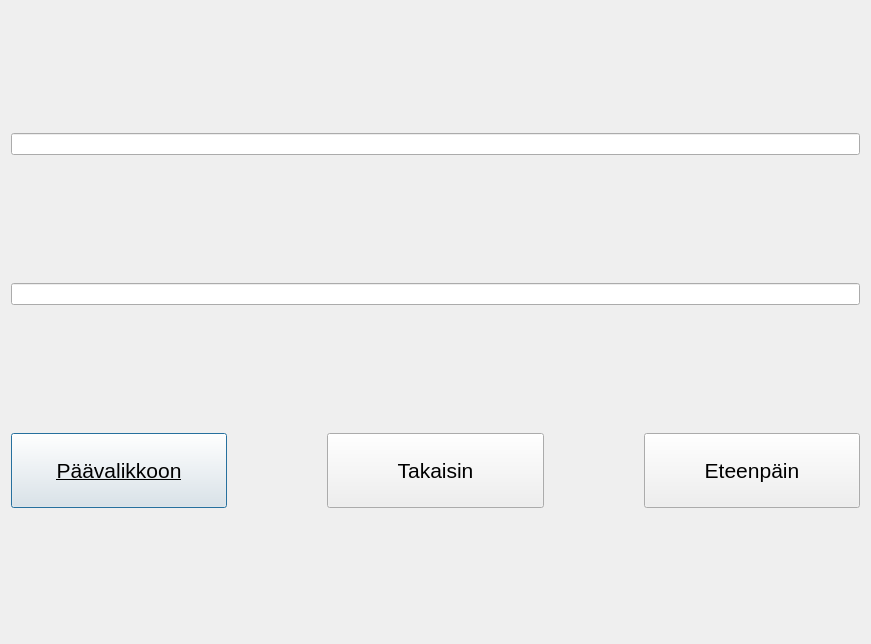
steltii-oamk/banksimul2022-group8, file bankautomat/tilitapahtumat.ui: the form before one commit.
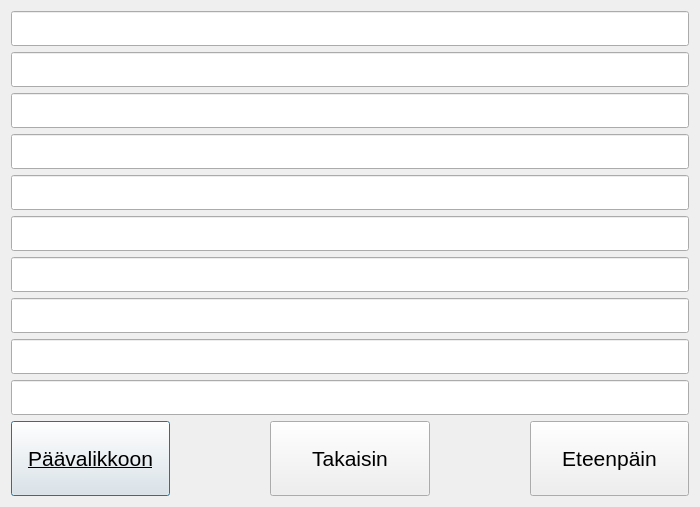
The form after the commit.

Patch:
```diff
--- a/bankautomat/tilitapahtumat.ui
+++ b/bankautomat/tilitapahtumat.ui
@@ -6,23 +6,147 @@
    <rect>
     <x>0</x>
     <y>0</y>
-    <width>871</width>
-    <height>644</height>
+    <width>700</width>
+    <height>500</height>
    </rect>
   </property>
+  <property name="maximumSize">
+   <size>
+    <width>700</width>
+    <height>500</height>
+   </size>
+  </property>
   <property name="windowTitle">
    <string>Dialog</string>
   </property>
   <layout class="QVBoxLayout" name="verticalLayout">
    <item>
-    <widget class="QLineEdit" name="lineEdit">
-     <property name="readOnly">
-      <bool>true</bool>
-     </property>
-    </widget>
-   </item>
-   <item>
-    <widget class="QLineEdit" name="lineEdit_2"/>
+    <layout class="QVBoxLayout" name="verticalLayout_2">
+     <item>
+      <widget class="QLineEdit" name="tilit1">
+       <property name="minimumSize">
+        <size>
+         <width>0</width>
+         <height>35</height>
+        </size>
+       </property>
+       <property name="readOnly">
+        <bool>true</bool>
+       </property>
+      </widget>
+     </item>
+     <item>
+      <widget class="QLineEdit" name="tilit2">
+       <property name="minimumSize">
+        <size>
+         <width>0</width>
+         <height>35</height>
+        </size>
+       </property>
+      </widget>
+     </item>
+     <item>
+      <widget class="QLineEdit" name="tilit3">
+       <property name="minimumSize">
+        <size>
+         <width>0</width>
+         <height>35</height>
+        </size>
+       </property>
+       <property name="readOnly">
+        <bool>true</bool>
+       </property>
+      </widget>
+     </item>
+     <item>
+      <widget class="QLineEdit" name="tilit4">
+       <property name="minimumSize">
+        <size>
+         <width>0</width>
+         <height>35</height>
+        </size>
+       </property>
+       <property name="readOnly">
+        <bool>true</bool>
+       </property>
+      </widget>
+     </item>
+     <item>
+      <widget class="QLineEdit" name="tilit5">
+       <property name="minimumSize">
+        <size>
+         <width>0</width>
+         <height>35</height>
+        </size>
+       </property>
+       <property name="readOnly">
+        <bool>true</bool>
+       </property>
+      </widget>
+     </item>
+     <item>
+      <widget class="QLineEdit" name="tilit6">
+       <property name="minimumSize">
+        <size>
+         <width>0</width>
+         <height>35</height>
+        </size>
+       </property>
+       <property name="readOnly">
+        <bool>true</bool>
+       </property>
+      </widget>
+     </item>
+     <item>
+      <widget class="QLineEdit" name="tilit7">
+       <property name="minimumSize">
+        <size>
+         <width>0</width>
+         <height>35</height>
+        </size>
+       </property>
+       <property name="readOnly">
+        <bool>true</bool>
+       </property>
+      </widget>
+     </item>
+     <item>
+      <widget class="QLineEdit" name="tilit8">
+       <property name="minimumSize">
+        <size>
+         <width>0</width>
+         <height>35</height>
+        </size>
+       </property>
+       <property name="readOnly">
+        <bool>true</bool>
+       </property>
+      </widget>
+     </item>
+     <item>
+      <widget class="QLineEdit" name="tilit9">
+       <property name="minimumSize">
+        <size>
+         <width>0</width>
+         <height>35</height>
+        </size>
+       </property>
+       <property name="readOnly">
+        <bool>true</bool>
+       </property>
+      </widget>
+     </item>
+     <item>
+      <widget class="QLineEdit" name="tilit10">
+       <property name="minimumSize">
+        <size>
+         <width>0</width>
+         <height>35</height>
+        </size>
+       </property>
+      </widget>
+     </item>
+    </layout>
    </item>
    <item>
     <layout class="QHBoxLayout" name="horizontalLayout">
```
Left out of the diff: 2 changed lines with no effect on the pictures.
